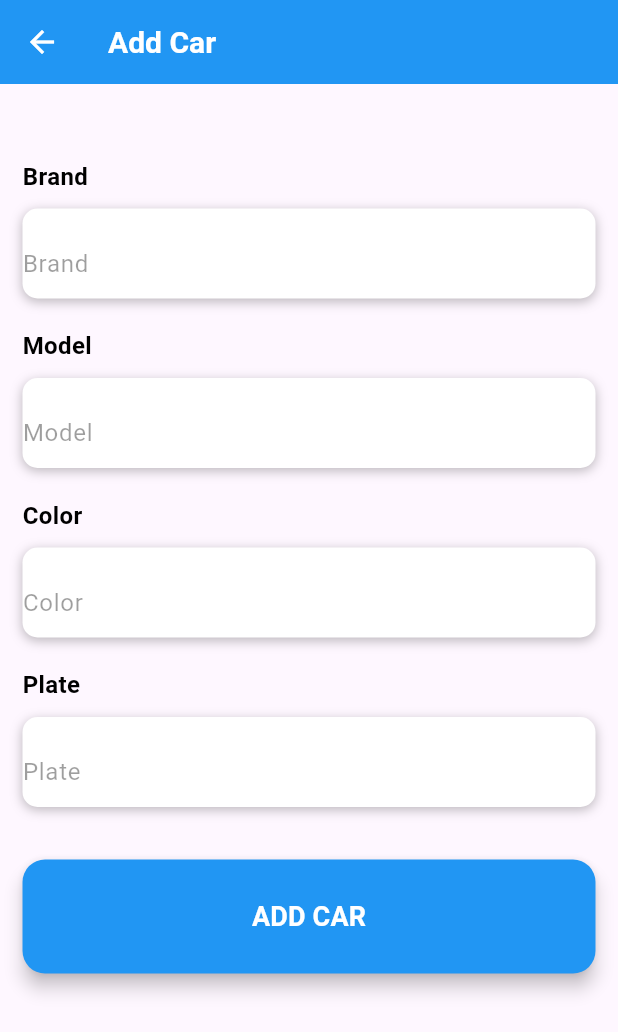
After one commit to jorditimmers/intro_mobile_groep8, a Flutter app: the addCar screen opened directly, after a tap on "ADD CAR", on a phone screen of 412 x 824 dp. The commit adds this screen. Shown: the top 1032 px of the screen. Run offline on Flutter 3.47's test engine with Material 2 defaults, Android fonts, the phone set to English and light mode, and no system bars; our stand-ins replace cloud_firestore, firebase_core, settings_ui; accounts and stored records are empty; Roboto replaces fonts that are missing (SF_Pro).

Commit message:
Completed functionality to the whole car settings

```diff
--- /dev/null
+++ b/easypark_app/lib/global/global.dart
@@ -0,0 +1,10 @@
+class SessionData {
+  String? userEmail;
+}
+
+SessionData globalSessionData = SessionData();
+
+//Having a clear function is pretty handy
+void clearSessionData() {
+  globalSessionData = new SessionData();
+}
--- /dev/null
+++ b/easypark_app/lib/model/car.dart
@@ -0,0 +1,41 @@
+import 'package:cloud_firestore/cloud_firestore.dart';
+
+class Car {
+  //Entity fields
+  String Brand;
+  String Model;
+  String Color;
+  String Plate;
+  String OwnerEmail;
+
+  //Constructor
+  Car(this.Brand, this.Model, this.Color, this.Plate, this.OwnerEmail);
+
+  //Factory constructor
+  factory Car.fromJson(Map<String, dynamic> json) => _carFromJson(json);
+
+  //Map
+  Map<String, dynamic> toJson() => _carToJson(this);
+
+  @override
+  String toString() => 'Car<$Model>';
+}
+
+// Json to User
+Car _carFromJson(Map<String, dynamic> json) {
+  return Car(
+      json['Brand'] as String,
+      json['Model'] as String,
+      json['Color'] as String,
+      json['Plate'] as String,
+      json['OwnerEmail'] as String);
+}
+
+// User to Json
+Map<String, dynamic> _carToJson(Car instance) => <String, dynamic>{
+      'Brand': instance.Brand,
+      'Model': instance.Model,
+      'Color': instance.Color,
+      'Plate': instance.Plate,
+      'OwnerEmail': instance.OwnerEmail
+    };
--- a/easypark_app/lib/ui/pages/login/loginpage.dart
+++ b/easypark_app/lib/ui/pages/login/loginpage.dart
@@ -6,6 +6,7 @@ import 'package:flutter/material.dart';
 import 'package:flutter/services.dart';
 import 'package:flutter/src/widgets/framework.dart';
 import 'package:flutter/src/widgets/placeholder.dart';
+import 'package:easypark_app/global/global.dart';
 
 import '../../../model/user.dart';
 
@@ -58,6 +59,7 @@ class _loginPageState extends State<loginPage> {
         await isUserPresent(emailController.text, passwordController.text);
     if (userExists) {
       print("User exists!");
+      globalSessionData.userEmail = emailController.text;
       Navigator.pushReplacement(
         context,
         MaterialPageRoute(
--- a/easypark_app/lib/ui/pages/login/registerpage.dart
+++ b/easypark_app/lib/ui/pages/login/registerpage.dart
@@ -5,6 +5,8 @@ import 'package:flutter/material.dart';
 import 'package:flutter/services.dart';
 import 'package:flutter/src/widgets/framework.dart';
 import 'package:flutter/src/widgets/placeholder.dart';
+
+import '../../../global/global.dart';
 
 class registerPage extends StatefulWidget {
   const registerPage({super.key});
@@ -251,6 +253,8 @@ class _registerPageState extends State<registerPage> {
     if (!userExists) {
       await docUser.set(json);
 
+      globalSessionData.userEmail = emailController.text;
+
       Navigator.pushReplacement(
           context,
           MaterialPageRoute(
--- /dev/null
+++ b/easypark_app/lib/ui/pages/settings/addcar.dart
@@ -0,0 +1,304 @@
+import 'package:cloud_firestore/cloud_firestore.dart';
+import 'package:easypark_app/model/car.dart';
+import 'package:flutter/material.dart';
+import 'package:flutter/src/widgets/framework.dart';
+import 'package:flutter/src/widgets/placeholder.dart';
+
+import '../../../global/global.dart';
+
+class addCar extends StatefulWidget {
+  const addCar({super.key});
+
+  @override
+  State<addCar> createState() => _addCarState();
+}
+
+class _addCarState extends State<addCar> {
+  final BrandController = TextEditingController();
+  final ModelController = TextEditingController();
+  final ColorController = TextEditingController();
+  final PlateController = TextEditingController();
+
+  Widget buildBrand() {
+    return Column(
+      crossAxisAlignment: CrossAxisAlignment.start,
+      children: <Widget>[
+        Text(
+          'Brand',
+          style: TextStyle(
+              color: Colors.black,
+              fontSize: 16,
+              fontWeight: FontWeight.bold,
+              fontFamily: 'SF_Pro'),
+        ),
+        SizedBox(height: 10),
+        Container(
+          alignment: Alignment.centerLeft,
+          decoration: BoxDecoration(
+              color: Colors.white,
+              borderRadius: BorderRadius.circular(10),
+              boxShadow: [
+                BoxShadow(
+                    color: Colors.black26, blurRadius: 6, offset: Offset(0, 2))
+              ]),
+          height: 60,
+          child: TextField(
+            controller: BrandController,
+            style: TextStyle(color: Colors.black87),
+            decoration: InputDecoration(
+                border: InputBorder.none,
+                contentPadding: EdgeInsets.only(top: 14),
+                hintText: 'Brand',
+                hintStyle: TextStyle(color: Colors.black38)),
+          ),
+        )
+      ],
+    );
+  }
+
+  Widget buildModel() {
+    return Column(
+      crossAxisAlignment: CrossAxisAlignment.start,
+      children: <Widget>[
+        Text(
+          'Model',
+          style: TextStyle(
+              color: Colors.black,
+              fontSize: 16,
+              fontWeight: FontWeight.bold,
+              fontFamily: 'SF_Pro'),
+        ),
+        SizedBox(height: 10),
+        Container(
+          alignment: Alignment.centerLeft,
+          decoration: BoxDecoration(
+              color: Colors.white,
+              borderRadius: BorderRadius.circular(10),
+              boxShadow: [
+                BoxShadow(
+                    color: Colors.black26, blurRadius: 6, offset: Offset(0, 2))
+              ]),
+          height: 60,
+          child: TextField(
+            controller: ModelController,
+            style: TextStyle(color: Colors.black87),
+            decoration: InputDecoration(
+                border: InputBorder.none,
+                contentPadding: EdgeInsets.only(top: 14),
+                hintText: 'Model',
+                hintStyle: TextStyle(color: Colors.black38)),
+          ),
+        )
+      ],
+    );
+  }
+
+  Widget buildColor() {
+    return Column(
+      crossAxisAlignment: CrossAxisAlignment.start,
+      children: <Widget>[
+        Text(
+          'Color',
+          style: TextStyle(
+              color: Colors.black,
+              fontSize: 16,
+              fontWeight: FontWeight.bold,
+              fontFamily: 'SF_Pro'),
+        ),
+        SizedBox(height: 10),
+        Container(
+          alignment: Alignment.centerLeft,
+          decoration: BoxDecoration(
+              color: Colors.white,
+              borderRadius: BorderRadius.circular(10),
+              boxShadow: [
+                BoxShadow(
+                    color: Colors.black26, blurRadius: 6, offset: Offset(0, 2))
+              ]),
+          height: 60,
+          child: TextField(
+            controller: ColorController,
+            style: TextStyle(color: Colors.black87),
+            decoration: InputDecoration(
+                border: InputBorder.none,
+                contentPadding: EdgeInsets.only(top: 14),
+                hintText: 'Color',
+                hintStyle: TextStyle(color: Colors.black38)),
+          ),
+        )
+      ],
+    );
+  }
+
+  Widget buildPlate() {
+    return Column(
+      crossAxisAlignment: CrossAxisAlignment.start,
+      children: <Widget>[
+        Text(
+          'Plate',
+          style: TextStyle(
+              color: Colors.black,
+              fontSize: 16,
+              fontWeight: FontWeight.bold,
+              fontFamily: 'SF_Pro'),
+        ),
+        SizedBox(height: 10),
+        Container(
+          alignment: Alignment.centerLeft,
+          decoration: BoxDecoration(
+              color: Colors.white,
+              borderRadius: BorderRadius.circular(10),
+              boxShadow: [
+                BoxShadow(
+                    color: Colors.black26, blurRadius: 6, offset: Offset(0, 2))
+              ]),
+          height: 60,
+          child: TextField(
+            controller: PlateController,
+            style: TextStyle(color: Colors.black87),
+            decoration: InputDecoration(
+                border: InputBorder.none,
+                contentPadding: EdgeInsets.only(top: 14),
+                hintText: 'Plate',
+                hintStyle: TextStyle(color: Colors.black38)),
+          ),
+        )
+      ],
+    );
+  }
+
+  Widget buildLoginButton() {
+    return Container(
+      padding: EdgeInsets.symmetric(vertical: 25),
+      width: double.infinity,
+      child: ElevatedButton(
+        style: ButtonStyle(
+            elevation: MaterialStateProperty.all(5),
+            backgroundColor: MaterialStateProperty.all(Colors.blue),
+            shape: MaterialStateProperty.all(RoundedRectangleBorder(
+                borderRadius: BorderRadius.circular(15))),
+            padding: MaterialStateProperty.all(EdgeInsets.all(25))),
+        onPressed: () => {checkAndStore()},
+        child: (Text(
+          'ADD CAR',
+          style: (TextStyle(
+              color: Colors.white,
+              fontSize: 18,
+              fontWeight: FontWeight.bold,
+              fontFamily: 'SF_Pro')),
+        )),
+      ),
+    );
+  }
+
+  Future<void> checkAndStore() async {
+    //These are for debug reasons only
+    print('Brand: ' + BrandController.text);
+    print('Model: ' + ModelController.text);
+    print('Color: ' + ColorController.text);
+    print('Plate: ' + PlateController.text);
+
+    final docUser = FirebaseFirestore.instance.collection('Cars').doc();
+
+    final Car newCar = Car(
+        BrandController.text,
+        ModelController.text,
+        ColorController.text,
+        PlateController.text,
+        globalSessionData.userEmail as String);
+
+    final json = newCar.toJson();
+
+    bool carExists = await isCarPresent(PlateController.text);
+
+    if (!carExists) {
+      await docUser.set(json);
+    } else {
+      showCarExists(context);
+    }
+
+    BrandController.clear();
+    ModelController.clear();
+    ColorController.clear();
+    PlateController.clear();
+  }
+
+  Future<bool> isCarPresent(String Plate) async {
+    final user = await FirebaseFirestore.instance
+        .collection('Cars')
+        .where('Plate', isEqualTo: Plate)
+        .limit(1)
+        .get();
+    return user.docs.isNotEmpty;
+  }
+
+  void showCarExists(BuildContext context) {
+    // set up the button
+    Widget okButton = TextButton(
+      child: Text("OK"),
+      onPressed: () {
+        Navigator.of(context).pop();
+      },
+    );
+
+    // set up the AlertDialog
+    AlertDialog alert = AlertDialog(
+      title: Text("Car invalid."),
+      content: Text("A Car with this plate is already in use"),
+      actions: [
+        okButton,
+      ],
+    );
+
+    // show the dialog
+    showDialog(
+      context: context,
+      builder: (BuildContext context) {
+        return alert;
+      },
+    );
+  }
+
+  @override
+  Widget build(BuildContext context) {
+    return Scaffold(
+      appBar: AppBar(
+        backgroundColor: Colors.blue,
+        title: const Text(
+          'Add Car',
+          style: TextStyle(
+              color: Colors.white,
+              fontSize: 20,
+              fontWeight: FontWeight.bold,
+              fontFamily: 'SF_Pro'),
+        ),
+        leading: IconButton(
+          color: Colors.white,
+          icon: Icon(Icons.arrow_back),
+          onPressed: () {
+            Navigator.pop(context);
+          },
+        ),
+      ),
+      body: SingleChildScrollView(
+        physics: AlwaysScrollableScrollPhysics(),
+        padding: EdgeInsets.symmetric(horizontal: 15, vertical: 0),
+        child: Column(
+          mainAxisAlignment: MainAxisAlignment.center,
+          children: <Widget>[
+            SizedBox(height: 50),
+            buildBrand(),
+            SizedBox(height: 20),
+            buildModel(),
+            SizedBox(height: 20),
+            buildColor(),
+            SizedBox(height: 20),
+            buildPlate(),
+            SizedBox(height: 10),
+            buildLoginButton(),
+          ],
+        ),
+      ),
+    );
+  }
+}
--- a/easypark_app/lib/ui/pages/settings/carsettings.dart
+++ b/easypark_app/lib/ui/pages/settings/carsettings.dart
@@ -1,3 +1,7 @@
+import 'package:cloud_firestore/cloud_firestore.dart';
+import 'package:easypark_app/global/global.dart';
+import 'package:easypark_app/model/car.dart';
+import 'package:easypark_app/ui/pages/settings/addcar.dart';
 import 'package:flutter/material.dart';
 import 'package:flutter/src/widgets/framework.dart';
 import 'package:flutter/src/widgets/placeholder.dart';
@@ -11,6 +15,29 @@ class CarSettings extends StatefulWidget {
 }
 
 class _CarSettingsState extends State<CarSettings> {
+  late Future<List<Car>> _data;
+
+  @override
+  void initState() {
+    // cars.add(Car('Brand', 'Model', 'Color', 'Plate', 'OwnerEmail'));
+    _data = getCars(globalSessionData.userEmail as String);
+    // futureCars.then((value) => {
+    //       print(value),
+    //       for (Car c in value) {cars.add(c)}
+    //     });
+    super.initState();
+  }
+
+  Future<List<Car>> getCars(String mail) async {
+    final doc = await FirebaseFirestore.instance
+        .collection('Cars')
+        .where('OwnerEmail', isEqualTo: mail)
+        .get();
+
+    List<Car> _Cars = doc.docs.map((d) => Car.fromJson(d.data())).toList();
+    return _Cars;
+  }
+
   @override
   Widget build(BuildContext context) {
     return Scaffold(
@@ -31,6 +58,55 @@ class _CarSettingsState extends State<CarSettings> {
               Navigator.pop(context);
             },
           ),
+        ),
+        body: ListView(
+          children: <Widget>[
+            SettingsList(
+              shrinkWrap: true,
+              sections: [
+                SettingsSection(
+                  title: Text('Add Car'),
+                  tiles: <SettingsTile>[
+                    SettingsTile.navigation(
+                      leading: Icon(Icons.add),
+                      title: Text('Add Car'),
+                      value:
+                          Text('Add a car that you own to your list of cars'),
+                      onPressed: (context) => {
+                        Navigator.push(
+                          context,
+                          MaterialPageRoute(builder: (context) => addCar()),
+                        ) //OPEN MENU HERE
+                      },
+                    ),
+                  ],
+                ),
+              ],
+            ),
+            FutureBuilder(
+                future: _data,
+                builder: (context, snapshot) {
+                  if (snapshot.hasData) {
+                    return SettingsList(
+                      shrinkWrap: true,
+                      sections: [
+                        SettingsSection(
+                          title: Text('Your Cars'),
+                          tiles: <SettingsTile>[
+                            for (Car car in snapshot.data!)
+                              SettingsTile(
+                                title: Text(car.Brand + " " + car.Model),
+                                value: Text(car.Color + " | " + car.Plate),
+                              ),
+                          ],
+                        ),
+                      ],
+                    );
+                  } else {
+                    return Text('LOADING');
+                  }
+                })
+          ],
         ));
   }
 }
--- a/easypark_app/pubspec.yaml
+++ b/easypark_app/pubspec.yaml
@@ -39,6 +39,7 @@ dependencies:
   firebase_storage: ^11.1.1
   cloud_firestore: ^4.5.2
   settings_ui: ^2.0.2
+  shared_preferences: ^0.5.7+3
 
 dev_dependencies:
   flutter_test:
```
Also changed, not shown: easypark_app/pubspec.lock, 1 other file. Lines whose indentation alone changed are shown as unchanged.
